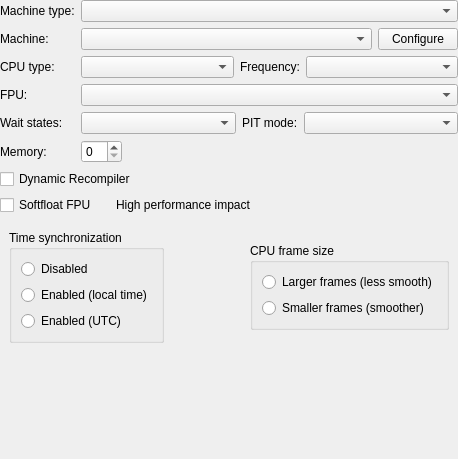
Before: the Qt Designer form src/qt/qt_settingsmachine.ui in 86Box/86Box, drawn with Qt 5.
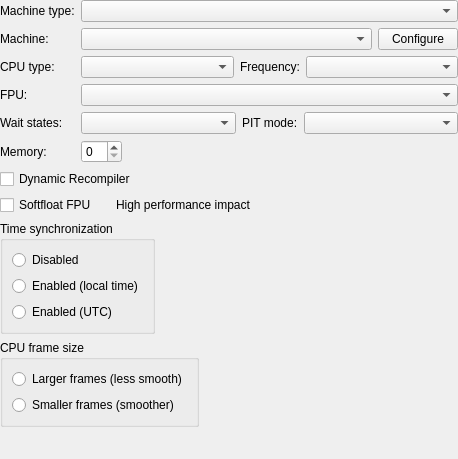
After: the same form once the commit is applied.

Commit message: Fix placement of CPU frame size option, also add Exit option

Diff of the .ui file:
```diff
--- a/src/qt/qt_settingsmachine.ui
+++ b/src/qt/qt_settingsmachine.ui
@@ -315,9 +315,6 @@
     </layout>
    </item>
    <item>
-    <widget class="QFrame" name="horizontalFrame">
-     <layout class="QGridLayout" name="gridLayout_3">
-      <item row="0" column="0">
        <widget class="QGroupBox" name="groupBox">
         <property name="sizePolicy">
          <sizepolicy hsizetype="Maximum" vsizetype="Preferred">
@@ -353,20 +350,7 @@
         </layout>
        </widget>
       </item>
-      <item row="0" column="1">
-       <spacer name="horizontalSpacer">
-        <property name="orientation">
-         <enum>Qt::Orientation::Horizontal</enum>
-        </property>
-        <property name="sizeHint" stdset="0">
-         <size>
-          <width>40</width>
-          <height>20</height>
-         </size>
-        </property>
-       </spacer>
-      </item>
-      <item row="0" column="2">
+   <item>
        <widget class="QGroupBox" name="groupBox_2">
         <property name="sizePolicy">
          <sizepolicy hsizetype="Maximum" vsizetype="Maximum">
@@ -394,22 +378,6 @@
             <string>Smaller frames (smoother)</string>
            </property>
           </widget>
-         </item>
-        </layout>
-       </widget>
-      </item>
-      <item row="1" column="0" colspan="3">
-       <spacer name="verticalSpacer_2">
-        <property name="orientation">
-         <enum>Qt::Orientation::Vertical</enum>
-        </property>
-        <property name="sizeHint" stdset="0">
-         <size>
-          <width>20</width>
-          <height>40</height>
-         </size>
-        </property>
-       </spacer>
       </item>
      </layout>
     </widget>
```
Lines whose indentation alone changed are shown as unchanged. The commit also changes 3 other files.
